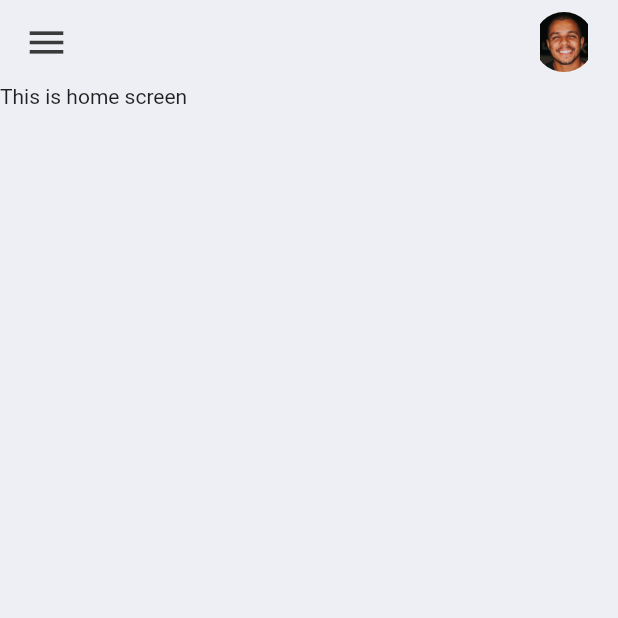
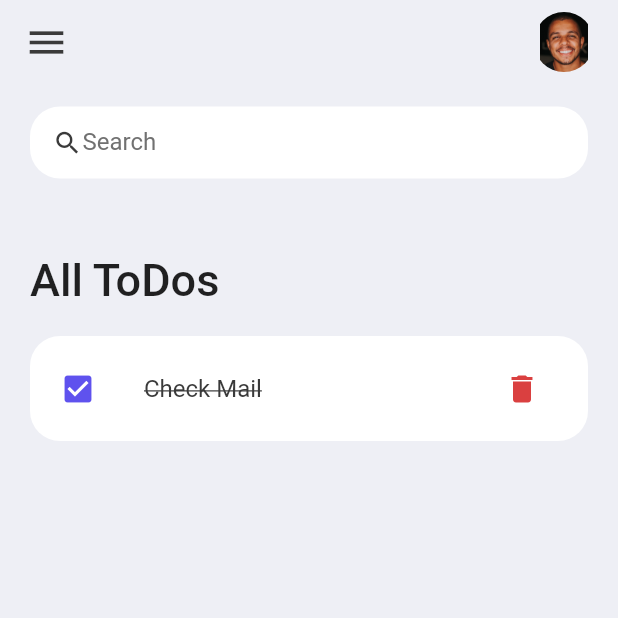
Before and after one commit to francisojeah/todo_app_flutter, a Flutter app: the screen it shows after launch, on a phone screen of 412 x 824 dp, the top half of it. Run offline on Flutter 3.47's test engine with Material 2 defaults, Android fonts, the phone set to English and light mode, and no system bars.

Commit message:
create todo list item widget

```diff
--- a/lib/screens/home.dart
+++ b/lib/screens/home.dart
@@ -1,5 +1,8 @@
+import 'dart:ui';
+
 import 'package:flutter/material.dart';
 import 'package:todo_app_flutter/constants/colors.dart';
+import 'package:todo_app_flutter/widgets/todo_item.dart';
 
 class Home extends StatelessWidget {
   const Home({Key? key}) : super(key: key);
@@ -8,7 +11,33 @@ class Home extends StatelessWidget {
   Widget build(BuildContext context) {
     return Scaffold(
       backgroundColor: tdBGColor,
-      appBar: AppBar(
+      appBar: _buildAppBar(),
+      body: Container(
+        padding: EdgeInsets.symmetric(horizontal: 20, vertical: 15),
+        child: Column(
+          children: [
+            searchBox(),
+            Expanded(
+                child: ListView(
+              children: [
+                Container(
+                  margin: EdgeInsets.only(top: 50, bottom: 20),
+                  child: Text(
+                    'All ToDos',
+                    style: TextStyle(fontSize: 30, fontWeight: FontWeight.w500),
+                  ),
+                ),
+                ToDoItem()
+              ],
+            ))
+          ],
+        ),
+      ),
+    );
+  }
+
+  AppBar _buildAppBar() {
+    return AppBar(
       backgroundColor: tdBGColor,
       elevation: 0,
       title: Row(
@@ -22,14 +51,40 @@ class Home extends StatelessWidget {
           Container(
             height: 40,
             width: 40,
-              child: ClipRRect(child: Image.asset('assets/images/picture.jpg'),borderRadius: BorderRadius.circular(20)),
+            child: ClipRRect(
+                child: Image.asset('assets/images/picture.jpg'),
+                borderRadius: BorderRadius.circular(20)),
           )
         ],
-        ),
-      ),
-      body: Container(
-        child: Text('This is home screen'),
       ),
     );
   }
 }
+
+class searchBox extends StatelessWidget {
+  const searchBox({
+    Key? key,
+  }) : super(key: key);
+
+  @override
+  Widget build(BuildContext context) {
+    return Container(
+      padding: EdgeInsets.symmetric(horizontal: 15),
+      decoration: BoxDecoration(
+          borderRadius: BorderRadius.circular(20), color: Colors.white),
+      child: TextField(
+        decoration: InputDecoration(
+            contentPadding: EdgeInsets.all(0),
+            prefixIcon: Icon(
+              Icons.search,
+              color: tdBlack,
+              size: 20,
+            ),
+            prefixIconConstraints: BoxConstraints(maxHeight: 20, maxWidth: 25),
+            border: InputBorder.none,
+            hintText: 'Search',
+            hintStyle: TextStyle(color: tdGrey)),
+      ),
+    );
+  }
+}
--- /dev/null
+++ b/lib/widgets/todo_item.dart
@@ -0,0 +1,42 @@
+import 'package:flutter/material.dart';
+import 'package:todo_app_flutter/constants/colors.dart';
+
+class ToDoItem extends StatelessWidget {
+  const ToDoItem({super.key});
+
+  @override
+  Widget build(BuildContext context) {
+    return Container(
+      margin: EdgeInsets.only(bottom: 20),
+      child: ListTile(
+        onTap: (() {}),
+        shape: RoundedRectangleBorder(borderRadius: BorderRadius.circular(20)),
+        contentPadding: EdgeInsets.symmetric(horizontal: 20, vertical: 7),
+        tileColor: Colors.white,
+        leading: Icon(Icons.check_box, color: tdBlue),
+        title: Text(
+          'Check Mail',
+          style: TextStyle(
+            color: tdBlack,
+            fontSize: 16,
+            decoration: TextDecoration.lineThrough,
+          ),
+        ),
+        trailing: IconButton(
+            icon: Icon(Icons.delete), onPressed: (() {}), color: tdRed),
+        // Container(
+        // padding: EdgeInsects.all(0),
+        // margin: EdgeInsects.symmetric(vertical: 12),
+        //   height: 35,
+        //   width: 35,
+        //   decoration: BoxDecoration(
+        //     color: tdRed,
+        //     borderRadius: BorderRadius.circular(10)
+        //   ),
+        //   child: IconButton(
+        // icon: Icon(Icons.delete), onPressed: (() {}), color: tdBlue), ,
+        // )
+      ),
+    );
+  }
+}
```
Lines whose indentation alone changed are shown as unchanged.
